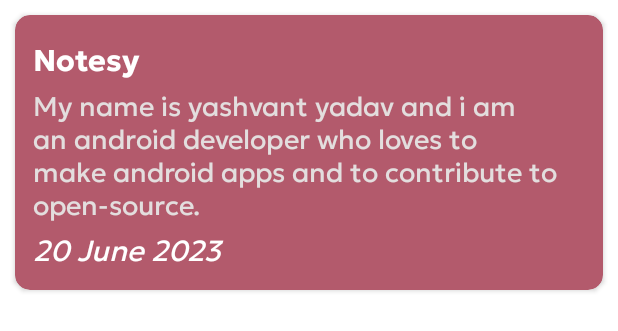
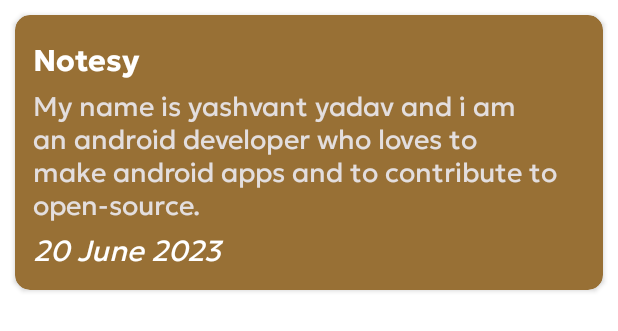
Before and after one commit to YadavYashvant/Notesy, an Android app: the layout item_note.xml on its own in the app's theme, with its tools: preview values and no code run, on a phone screen of 412 x 824 dp. Shown: the top 331 px of the screen. Run offline under Robolectric (Android 15) with nearby library versions, the phone set to English and light mode, and no system bars.

Commit message:
UI changed

```diff
--- a/app/src/main/java/com/example/notesy/ui/Fragments/EditNoteFragment.kt
+++ b/app/src/main/java/com/example/notesy/ui/Fragments/EditNoteFragment.kt
@@ -40,7 +40,6 @@
         binding.edtSubtitle.setText(oldNotes.data.subtitle)
         binding.edtNote.setText(oldNotes.data.notes)
         //binding.edtTitle.setText(notes.data.title)
-
         binding.fbtnsaveNote.setOnClickListener {
             updateNotes(it)
         }
--- a/app/src/main/res/layout/fragment_home.xml
+++ b/app/src/main/res/layout/fragment_home.xml
@@ -25,7 +25,7 @@
             android:id="@+id/Homeaddlbtn"
             android:layout_marginRight="20dp"
             android:layout_marginBottom="20dp"
-            app:backgroundTint="@color/LightCoral"
+            app:backgroundTint="#D1A32F"
             android:src="@drawable/baseline_add_24"
             app:layout_constraintBottom_toBottomOf="parent"
             app:layout_constraintEnd_toEndOf="parent" />
--- a/app/src/main/res/layout/item_note.xml
+++ b/app/src/main/res/layout/item_note.xml
@@ -9,7 +9,7 @@
         android:layout_height="wrap_content"
         android:layout_margin="10dp"
         app:cardCornerRadius="10dp"
-        app:cardBackgroundColor="#B35A6C"
+        app:cardBackgroundColor="#987035"
         >
         <LinearLayout
             android:layout_margin="12dp"
```
